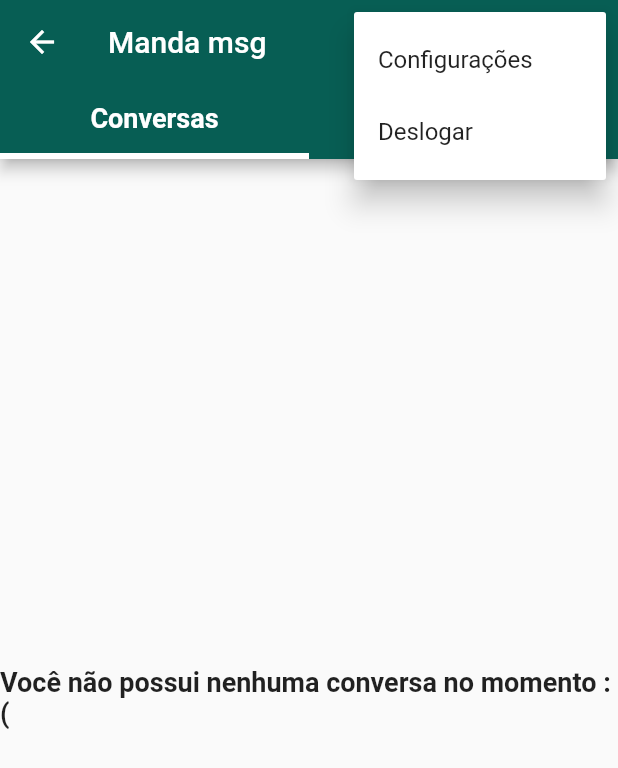
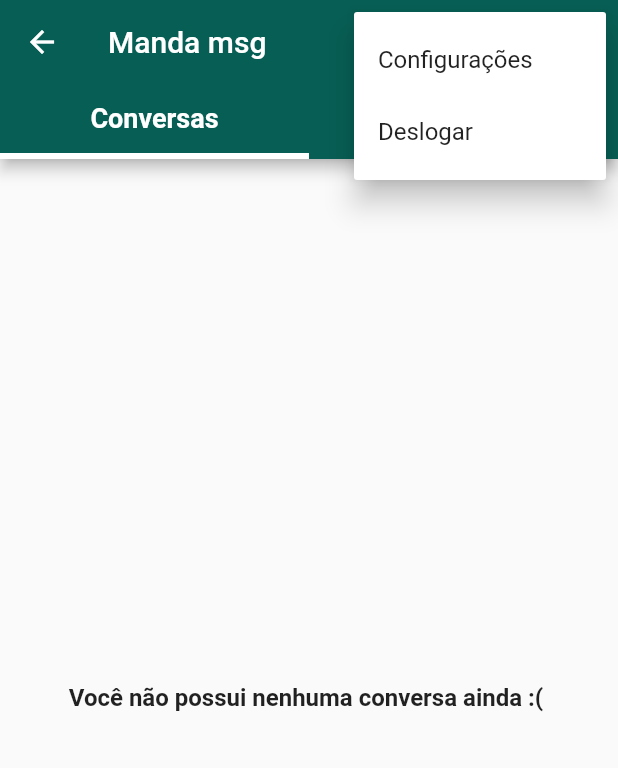
Before and after one commit to candevportable/Cannum, a Flutter app: the Home screen opened by its route, after a tap on the "more vert" icon, on a phone screen of 412 x 824 dp. Shown: the top 768 px of the screen. Run offline on Flutter 3.47's test engine with Material 2 defaults, Android fonts, the phone set to English and light mode, and no system bars; our stand-ins replace cloud_firestore, firebase_auth, firebase_storage, image_picker; accounts and stored records are empty.

```diff
--- a/lib/screens/TabConversations.dart
+++ b/lib/screens/TabConversations.dart
@@ -76,8 +76,8 @@ class _TabConversationsState extends State<TabConversations> {
               if (querySnapshot.documents.length == 0) {
                 return Center(
                   child: Text(
-                    "Você não possui nenhuma conversa no momento :(",
-                    style: TextStyle(fontSize: 18, fontWeight: FontWeight.bold),
+                    "Você não possui nenhuma conversa ainda :( ",
+                    style: TextStyle(fontSize: 16, fontWeight: FontWeight.bold),
                   ),
                 );
               }
```
Also changed, not shown: lib/Messages.dart (+14 -3 lines).
